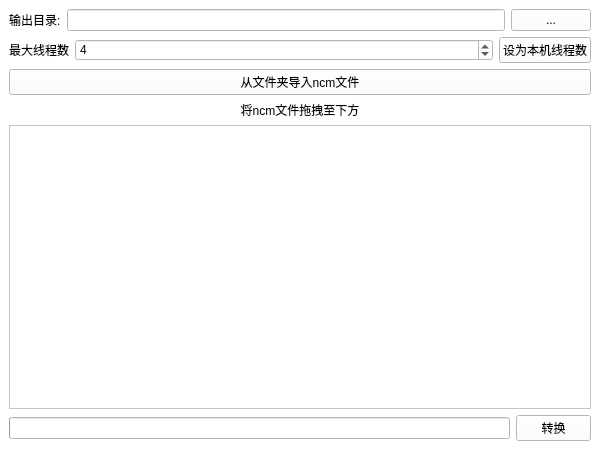
This is ncmppGui/ui/mainwindow.ui in Majjcom/ncmppGui as Qt 5 draws it before an edit. The edited form follows.
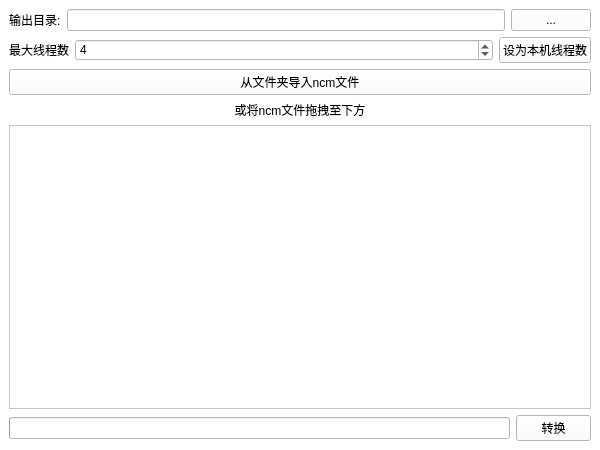
This is the edited form. Custom widgets are drawn as their Qt base class.

What changed in the file:
```diff
--- a/ncmppGui/ui/mainwindow.ui
+++ b/ncmppGui/ui/mainwindow.ui
@@ -110,7 +110,7 @@
       <item>
        <widget class="QLabel" name="label_2">
         <property name="text">
-         <string>将ncm文件拖拽至下方</string>
+         <string>或将ncm文件拖拽至下方</string>
         </property>
         <property name="alignment">
          <set>Qt::AlignCenter</set>
```
